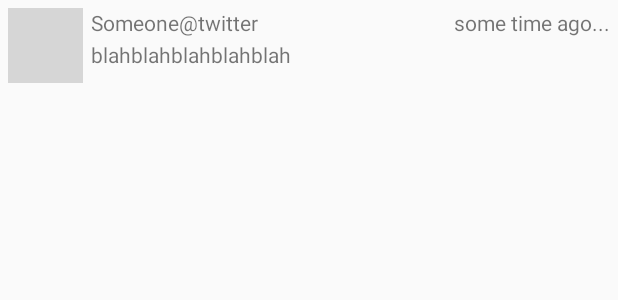
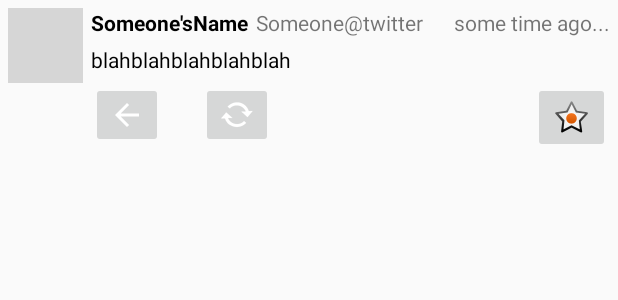
Before and after one commit to ahans03/SimpleTweet, an Android app: the layout item_tweet.xml on its own in the app's theme, with its tools: preview values and no code run, on a phone screen of 412 x 824 dp. Shown: the top 300 px of the screen. Run offline under Robolectric (Android 15) with nearby library versions, the phone set to English and light mode, and no system bars; grey boxes are pictures that could not be loaded.

Commit message:
5th commit... Did some styling (not much) and added some placeholders for reply, retweet, and favorite count.  Also finally added the Name name (not just the twitter username) Work time 2 hours

```diff
--- a/app/src/main/java/com/codepath/apps/restclienttemplate/TweetsAdapter.java
+++ b/app/src/main/java/com/codepath/apps/restclienttemplate/TweetsAdapter.java
@@ -67,6 +67,7 @@ public class TweetsAdapter extends RecyclerView.Adapter<TweetsAdapter.ViewHolder
 
         TextView tvTimeStamp;
         ImageView ivProfileImage;
+        TextView tvName;
         TextView tvBody;
         TextView tvScreenName;
 
@@ -74,13 +75,15 @@ public class TweetsAdapter extends RecyclerView.Adapter<TweetsAdapter.ViewHolder
             super(itemView);
             ivProfileImage = itemView.findViewById(R.id.ivProfileImage);
             tvScreenName = itemView.findViewById(R.id.tvScreenName);
+            tvName = itemView.findViewById(R.id.tvName);
             tvBody = itemView.findViewById(R.id.tvBody);
             tvTimeStamp = itemView.findViewById(R.id.tvTimeStamp);
         }
 
         public void bind(Tweet tweet) {
             tvBody.setText(tweet.body);
-            tvScreenName.setText(tweet.user.screenName);
+            tvScreenName.setText("@" + tweet.user.screenName);
+            tvName.setText(tweet.user.name);
             tvTimeStamp.setText(tweet.getFormattedTimestamp());
             Glide.with(context).load(tweet.user.publicImageUrl).into(ivProfileImage);
         }
--- a/app/src/main/res/layout/item_tweet.xml
+++ b/app/src/main/res/layout/item_tweet.xml
@@ -15,11 +15,21 @@
         tools:srcCompat="@tools:sample/avatars" />
 
     <TextView
+        android:id="@+id/tvName"
+        android:layout_width="wrap_content"
+        android:layout_height="wrap_content"
+        android:layout_marginStart="5dp"
+        android:layout_toEndOf="@+id/ivProfileImage"
+        android:textStyle="bold"
+        android:textColor="@android:color/black"
+        tools:text="Someone'sName" />
+
+    <TextView
         android:id="@+id/tvScreenName"
         android:layout_width="wrap_content"
         android:layout_height="wrap_content"
         android:layout_marginStart="5dp"
-        android:layout_toEndOf="@+id/ivProfileImage"
+        android:layout_toEndOf="@id/tvName"
         android:text="TextView"
         tools:text="Someone@twitter" />
 
@@ -28,8 +38,9 @@
         android:layout_width="wrap_content"
         android:layout_height="wrap_content"
         android:layout_below="@+id/tvScreenName"
+        android:textColor="@android:color/black"
         android:layout_marginStart="5dp"
-        android:layout_marginTop="2dp"
+        android:layout_marginTop="5dp"
         android:layout_toEndOf="@+id/ivProfileImage"
         tools:text="blahblahblahblahblah" />
 
@@ -38,6 +49,44 @@
         android:layout_width="wrap_content"
         android:layout_height="wrap_content"
         android:layout_alignParentTop="true"
-        android:layout_alignParentRight="true"
+        android:layout_alignParentEnd="true"
         tools:text="some time ago..." />
+
+    <ImageButton
+        android:id="@+id/ibReply"
+        android:layout_width="wrap_content"
+        android:layout_height="wrap_content"
+        android:layout_below="@id/tvBody"
+        android:layout_marginStart="5dp"
+        android:layout_marginTop="5dp"
+        android:layout_toEndOf="@+id/ivProfileImage"
+        android:src="@drawable/abc_vector_test"
+        tools:src="@drawable/abc_vector_test"
+        tools:text="*256" />
+
+    <ImageButton
+        android:id="@+id/ibRetweet"
+        android:layout_width="wrap_content"
+        android:layout_height="wrap_content"
+        android:layout_below="@id/tvBody"
+        android:layout_marginStart="25dp"
+        android:layout_marginTop="5dp"
+        android:layout_toEndOf="@+id/ibReply"
+        android:src="@android:drawable/stat_notify_sync"
+        tools:src="@android:drawable/stat_notify_sync"
+        tools:text="*256" />
+
+    <ImageButton
+        android:id="@+id/ibFavCount"
+        android:layout_width="wrap_content"
+        android:layout_height="wrap_content"
+        android:layout_below="@id/tvBody"
+        android:layout_alignParentEnd="true"
+        android:layout_marginTop="5dp"
+        android:numStars="1"
+        android:src="@android:drawable/star_on"
+        tools:src="@android:drawable/star_on"
+        tools:text="*256" />
+
+
 </RelativeLayout>
```
